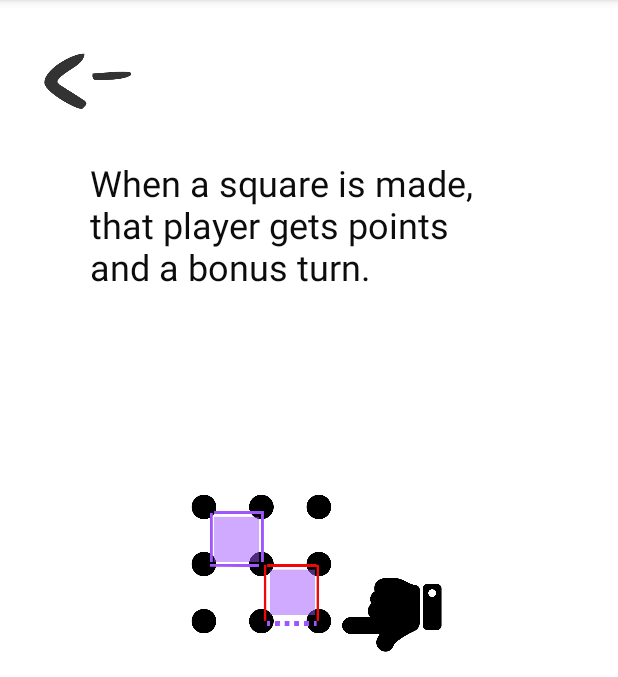
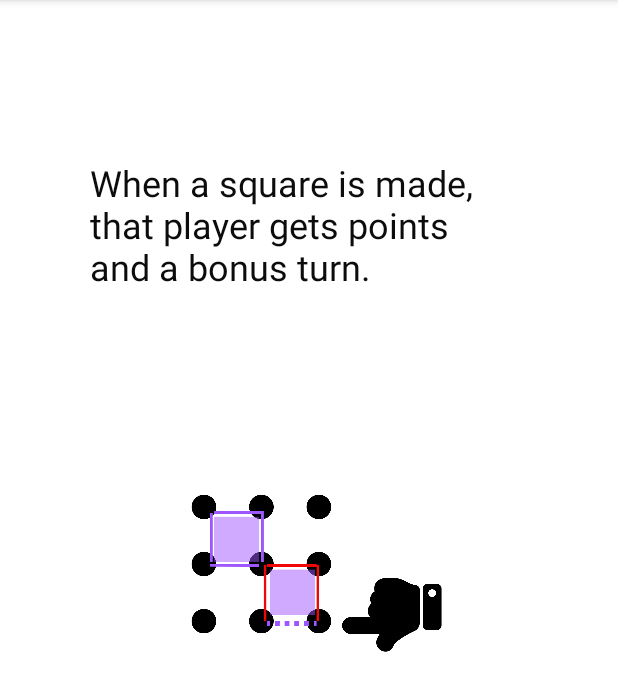
Before and after one commit to appiahla/Dot-Dac-Doe, an Android app: the tutorial_page_part2 screen opened directly, with no data from a screen before it, on a phone screen of 412 x 824 dp, the part 84-761 px from its top. Run offline under Robolectric (Android 15) with nearby library versions, the phone set to English and light mode, and no system bars; Roboto replaces fonts that are not available here.

Commit message:
deleting another button

```diff
--- a/app/src/main/res/layout/activity_tutorial_page_part2.xml
+++ b/app/src/main/res/layout/activity_tutorial_page_part2.xml
@@ -53,22 +53,15 @@
         app:layout_constraintHorizontal_bias="0.0"
         app:layout_constraintStart_toStartOf="parent"
         app:layout_constraintTop_toBottomOf="@+id/part2_icon"
-        app:layout_constraintVertical_bias="0.0" />
+        app:layout_constraintVertical_bias="0.0" /><![CDATA[
 
 
-    <ImageView
-        android:id="@+id/back_arrow_image"
-        android:layout_width="118dp"
-        android:layout_height="73dp"
-        android:layout_marginStart="4dp"
-        android:layout_marginTop="16dp"
-        app:layout_constraintStart_toStartOf="parent"
-        app:layout_constraintTop_toTopOf="parent"
-        app:srcCompat="@drawable/back_arrow_image" /><![CDATA[
+
 
     >>>>> kendall
 =======
 
 >>>>>>> 9a16c8d4523905fd698dfbd4e3747dcc9410f11a
+
 ]]>
 </androidx.constraintlayout.widget.ConstraintLayout>
```
